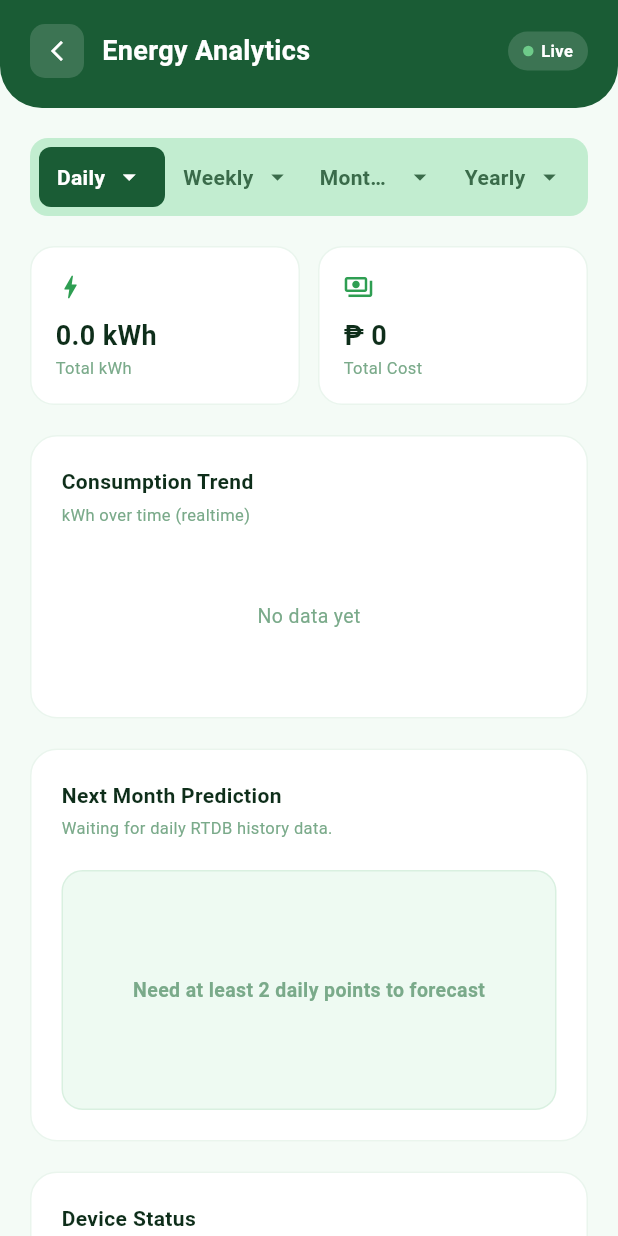
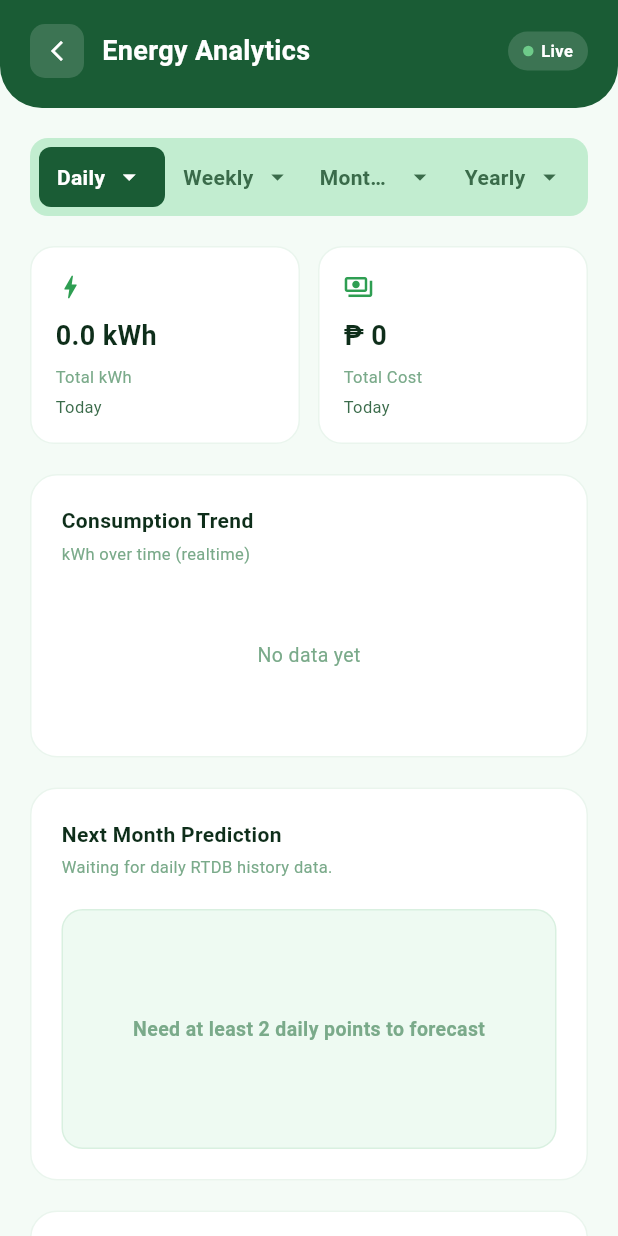
Before and after one commit to alburolowrencejoy/smartpowerswitch, a Flutter app: the HistoryScreen screen opened by its route, on a phone screen of 412 x 824 dp. Run offline on Flutter 3.47's test engine with Material 3 defaults, Android fonts, the phone set to English and light mode, and no system bars; our stand-ins replace csv, firebase_auth, firebase_core, firebase_database, open_filex, package_info_plus and 2 more; missing offline and left inert: syncfusion_flutter_xlsio; accounts and stored records are empty; network calls fail; Roboto replaces fonts that are missing (Outfit).

Commit message:
fixed: history, device cards,analytics overview

```diff
--- a/lib/screens/history_screen.dart
+++ b/lib/screens/history_screen.dart
@@ -332,6 +332,50 @@ class _HistoryScreenState extends State<HistoryScreen> {
       _historyData.fold(0, (s, d) => s + (d['kwh'] as num).toDouble());
   double get _totalCost =>
       _historyData.fold(0, (s, d) => s + (d['cost'] as num).toDouble());
+
+  /// Compute totals for the currently-selected range but limited to the
+  /// "current period" (today / this week / this month / this year).
+  Map<String, double> _currentPeriodTotals() {
+    final entries = _parseRangeEntries(
+      _historyRoot,
+      _range,
+      _deletedEntriesByRange[_range] ?? {},
+    );
+
+    if (entries.isEmpty) return {'kwh': 0.0, 'cost': 0.0};
+
+    final now = DateTime.now();
+    final currentLabel = _rangeLabel(now, _range);
+
+    final filtered = entries.where((e) {
+      final label = e['label'].toString();
+      if (_range == 'monthly') {
+        // monthly labels are YYYY-MM, keep any label within current month
+        return label.startsWith(currentLabel);
+      }
+      // daily, weekly, yearly labels should match exactly
+      return label == currentLabel;
+    }).toList();
+
+    final kwh = filtered.fold<double>(0.0, (s, e) => s + (e['kwh'] as double));
+    final cost = filtered.fold<double>(0.0, (s, e) => s + (e['cost'] as double));
+    return {'kwh': kwh, 'cost': cost};
+  }
+
+  String _currentPeriodLabel() {
+    switch (_range) {
+      case 'daily':
+        return 'Today';
+      case 'weekly':
+        return 'This week';
+      case 'monthly':
+        return 'This month';
+      case 'yearly':
+        return 'This year';
+      default:
+        return '';
+    }
+  }
 
   double _chartMaxForRange(String range) {
     switch (range) {
@@ -1301,18 +1345,18 @@ class _HistoryScreenState extends State<HistoryScreen> {
   }
 
   Widget _buildSummaryRow() {
+    final totals = _currentPeriodTotals();
+    final periodLabel = _currentPeriodLabel();
     return Row(children: [
       Expanded(
-          child: _summaryCard(
-              'Total kWh', '${_totalKwh.toStringAsFixed(1)} kWh', Icons.bolt)),
+        child: _summaryCard('Total kWh', '${totals['kwh']!.toStringAsFixed(1)} kWh', Icons.bolt, subtitle: periodLabel)),
       const SizedBox(width: 12),
       Expanded(
-          child: _summaryCard('Total Cost',
-              '₱ ${_totalCost.toStringAsFixed(0)}', Icons.payments_outlined)),
+        child: _summaryCard('Total Cost', '₱ ${totals['cost']!.toStringAsFixed(0)}', Icons.payments_outlined, subtitle: periodLabel)),
     ]);
   }
 
-  Widget _summaryCard(String label, String value, IconData icon) {
+  Widget _summaryCard(String label, String value, IconData icon, {String? subtitle}) {
     return Container(
       padding: const EdgeInsets.all(16),
       decoration: BoxDecoration(
@@ -1329,8 +1373,14 @@ class _HistoryScreenState extends State<HistoryScreen> {
                 fontSize: 18,
                 fontWeight: FontWeight.w700,
                 color: AppColors.textDark)),
+        const SizedBox(height: 6),
         Text(label,
             style: const TextStyle(fontSize: 11, color: AppColors.textMuted)),
+        if (subtitle != null) ...[
+          const SizedBox(height: 4),
+          Text(subtitle,
+              style: const TextStyle(fontSize: 11, color: AppColors.textMid)),
+        ],
       ]),
     );
   }
```
Also changed, not shown: lib/screens/building_floor_screen.dart (+8 -9 lines), lib/screens/dashboard_screen.dart (+0 -15 lines), lib/screens/device_detail_screen.dart (+24 -1 lines).
